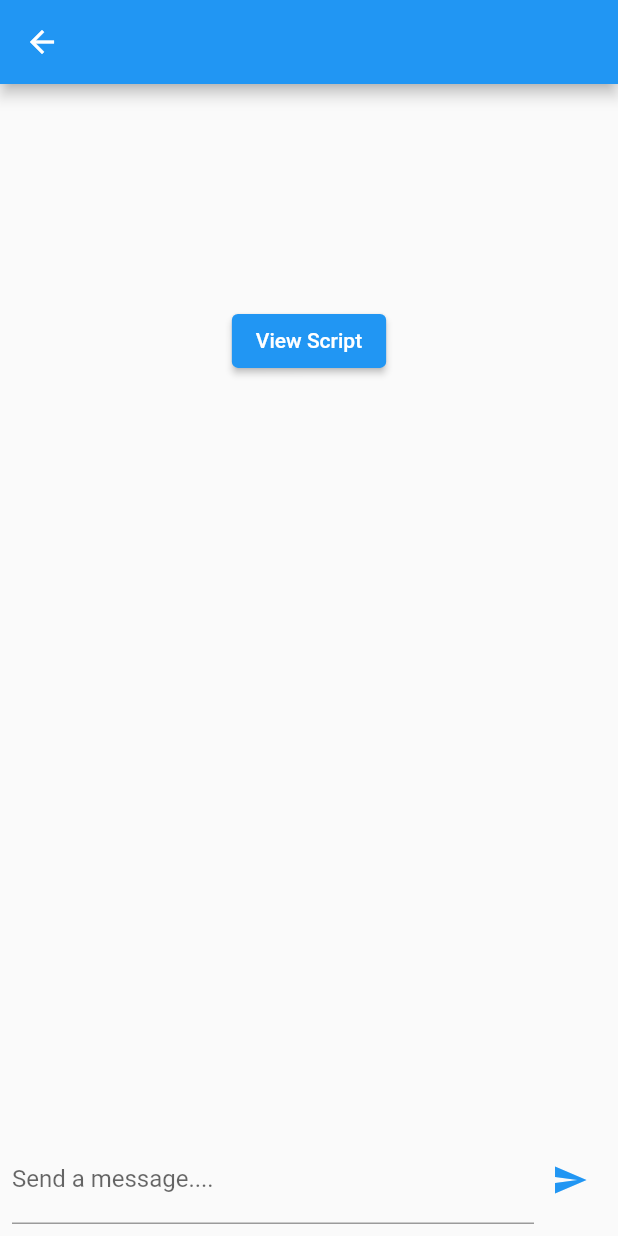
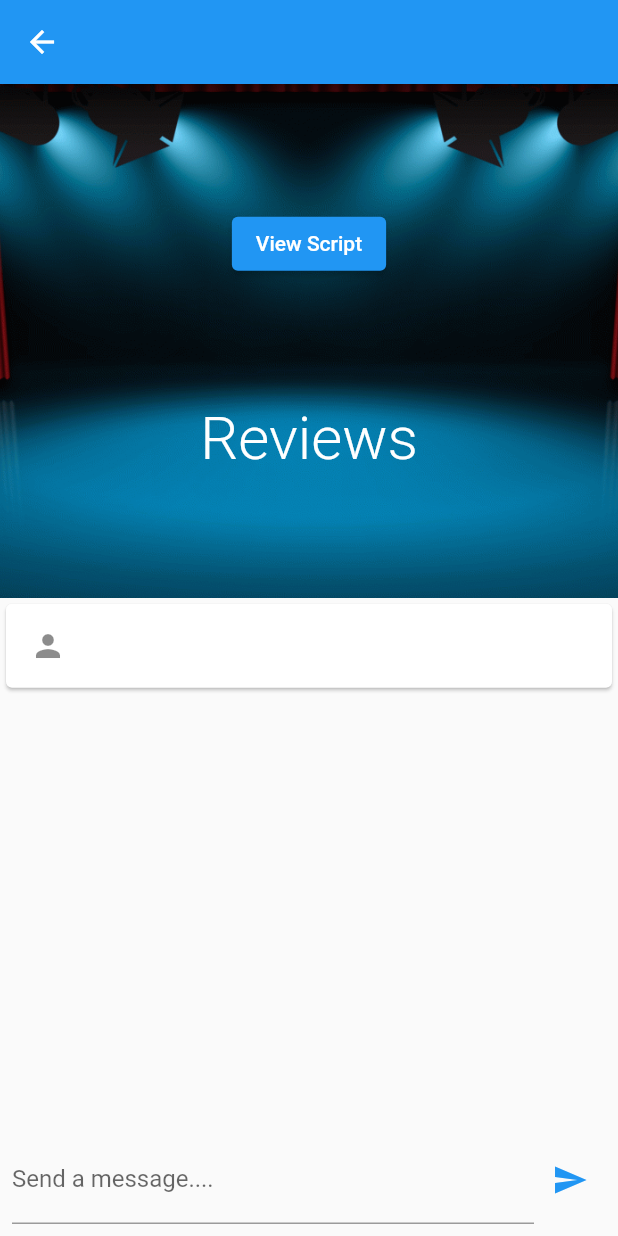
Before and after one commit to AkhileshManda/TheatricalHack, a Flutter app: the ScriptReviewScreen screen opened directly with empty values, after a tap on the "send" icon, on a phone screen of 412 x 824 dp. Run offline on Flutter 3.47's test engine with Material 2 defaults, Android fonts, the phone set to English and light mode, and no system bars; our stand-ins replace cloud_firestore, firebase_auth, firebase_core; missing offline and left inert: model_viewer; accounts and stored records are empty.

Commit message:
Updates ScriptsView UI

```diff
--- a/theatre_buddy/lib/screens/app/script_review_screen.dart
+++ b/theatre_buddy/lib/screens/app/script_review_screen.dart
@@ -2,12 +2,19 @@ import 'package:cloud_firestore/cloud_firestore.dart';
 import 'package:firebase_auth/firebase_auth.dart';
 import 'package:flutter/cupertino.dart';
 import 'package:flutter/material.dart';
+import 'package:theatre_buddy/widgets/review_card.dart';
 import 'package:url_launcher/url_launcher.dart';
 class ScriptReviewScreen extends StatelessWidget {
   final String name;
   final String url;
+  final String description;
 
-  ScriptReviewScreen({Key? key, required this.name, required this.url}) : super(key: key);
+  ScriptReviewScreen({
+    Key? key,
+    required this.name,
+    required this.url,
+    required this.description
+    }) : super(key: key);
 
   Stream<QuerySnapshot> get _reviewStream => FirebaseFirestore.instance.collection("scripts/$name/reviews").snapshots();
 
@@ -25,15 +32,26 @@ class ScriptReviewScreen extends StatelessWidget {
            Expanded(
             flex:1,
             child: Container(
+              decoration: const BoxDecoration(
+              image: DecorationImage(
+                  image: AssetImage('images/background1.png'), fit: BoxFit.cover),
+              ),
               child: Center(
-                child: ElevatedButton(child: Text("View Script"), onPressed:()async{
+                child: Column(
+                  mainAxisAlignment: MainAxisAlignment.spaceEvenly,
+                  children: [
+                    ElevatedButton(child: Text("View Script"), onPressed:()async{
                       if(await canLaunch(url)){
                         launch(url);
                       }
                     }),
+                    Text("Reviews", style: TextStyle(color:Colors.white, fontSize: 40, fontWeight: FontWeight.w300)),
+                  ],
+                ),
               )
               )
           ),
+
            Expanded(
             flex:1,
             child: StreamBuilder<QuerySnapshot>(
@@ -63,7 +81,7 @@ class ScriptReviewScreen extends StatelessWidget {
                   children: snapshot.data!.docs.map((DocumentSnapshot document) {
                      Map<String, dynamic> data =
                                 document.data()! as Map<String, dynamic>;
-                      return ListTile(title: Text(data["review"]));
+                      return ReviewCard(review: data["review"]);
 
                   }).toList()
                 );
@@ -71,7 +89,6 @@ class ScriptReviewScreen extends StatelessWidget {
               }
             ),
           ),
-
            Container(
       margin: EdgeInsets.only(top: 8),
       padding: EdgeInsets.all(8),
@@ -91,9 +108,7 @@ class ScriptReviewScreen extends StatelessWidget {
           ),
           IconButton(
             color: Theme.of(context).primaryColor,
-              icon: Icon(
-                Icons.send
-              ),
+              icon: Icon(Icons.send),
               onPressed: (){
                 _reviews.add({
 
--- a/theatre_buddy/lib/screens/app/script_screen.dart
+++ b/theatre_buddy/lib/screens/app/script_screen.dart
@@ -2,6 +2,7 @@ import 'package:cloud_firestore/cloud_firestore.dart';
 import 'package:flutter/material.dart';
 import 'package:theatre_buddy/screens/app/script_review_screen.dart';
 import 'package:theatre_buddy/widgets/drawer.dart';
+import 'package:theatre_buddy/widgets/script_card.dart';
 import './script_upload_screen.dart';
 
 class ScriptsScreen extends StatefulWidget {
@@ -51,10 +52,10 @@ class _ScriptsScreenState extends State<ScriptsScreen> {
                       return GestureDetector(
                         onTap: (){
                           Navigator.push(context,
-                          MaterialPageRoute(builder: (context)=>ScriptReviewScreen(name: data["name"], url: data["url"])
+                          MaterialPageRoute(builder: (context)=>ScriptReviewScreen(name: data["name"], url: data["url"],description: data["description"],)
                           ));
                         },
-                        child: ListTile(title: Text(data["name"])));
+                        child: ScriptCard(title: data["name"], description: data["description"]));
                     }).toList(),
 
                   );
--- a/theatre_buddy/lib/widgets/audition_card.dart
+++ b/theatre_buddy/lib/widgets/audition_card.dart
@@ -28,11 +28,6 @@ class AuditionCard extends StatelessWidget {
 
         ),
       )
-
-
-
-
-
     );
   }
 }
--- /dev/null
+++ b/theatre_buddy/lib/widgets/review_card.dart
@@ -0,0 +1,16 @@
+import 'package:flutter/material.dart';
+
+class ReviewCard extends StatelessWidget {
+  final String review;
+  const ReviewCard({ Key? key, required this.review }) : super(key: key);
+
+  @override
+  Widget build(BuildContext context) {
+    return Card(
+      child: ListTile(
+        leading: Icon(Icons.person),
+        title: Text(review)
+      )
+    );
+  }
+}
```
Also changed, not shown: theatre_buddy/lib/widgets/script_card.dart (added, +18 -0 lines), theatre_buddy/flutter_02.png (added). Lines whose indentation alone changed are shown as unchanged.
